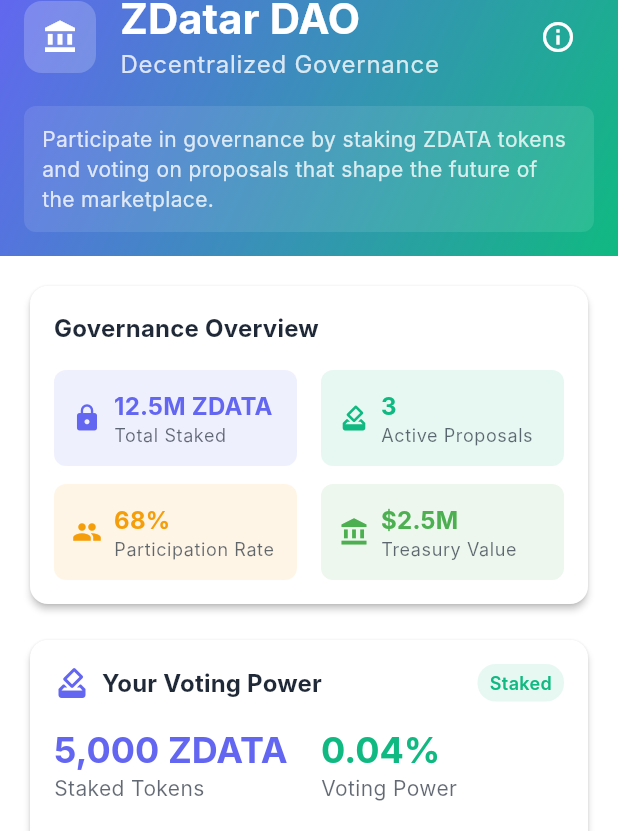
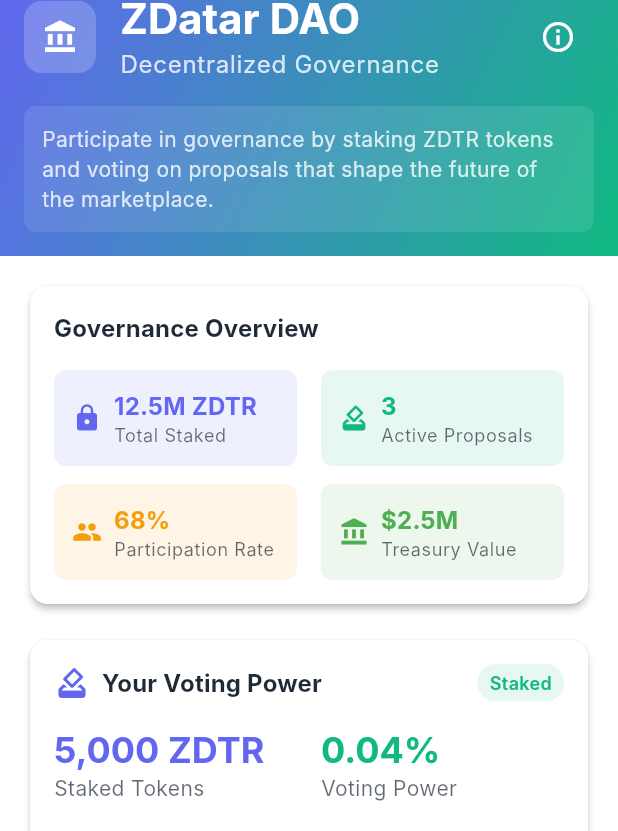
Before and after one commit to ZDatar/zdatar_marketplace, a Flutter app: the DaoPage screen opened by its route, on a phone screen of 412 x 824 dp. Shown: the part 107-938 px from the top of the screen. Run offline on Flutter 3.47's test engine with Material 3 defaults, Android fonts, the phone set to English and light mode, and no system bars; our stand-ins replace cached_network_image, file_picker, fl_chart, flutter_riverpod, go_router, hive and 1 more; accounts and stored records are empty; generated files the repository leaves out were written again; Roboto replaces fonts that are missing (Inter).

Commit message:
refactor: rename token symbol from ZDATA to ZDTR across codebase

```diff
--- a/lib/core/constants/app_constants.dart
+++ b/lib/core/constants/app_constants.dart
@@ -31,7 +31,7 @@ class AppConstants {
   static const List<String> supportedTokens = [
     'SOL',
     'USDC',
-    'ZDATA',
+    'ZDTR',
   ];
 
   // File Limits
--- a/lib/features/dao/presentation/pages/dao_page.dart
+++ b/lib/features/dao/presentation/pages/dao_page.dart
@@ -143,7 +143,7 @@ class _DaoPageState extends ConsumerState<DaoPage>
                 borderRadius: BorderRadius.circular(8),
               ),
               child: Text(
-                'Participate in governance by staking ZDATA tokens and voting on proposals that shape the future of the marketplace.',
+                'Participate in governance by staking ZDTR tokens and voting on proposals that shape the future of the marketplace.',
                 style: TextStyle(
                   color: Colors.white.withValues(alpha: 0.8),
                   fontSize: 14,
@@ -172,7 +172,8 @@ class _DaoPageState extends ConsumerState<DaoPage>
         ),
         indicatorSize: TabBarIndicatorSize.tab,
         labelColor: Colors.white,
-        unselectedLabelColor: theme.colorScheme.onSurface.withValues(alpha: 0.7),
+        unselectedLabelColor:
+            theme.colorScheme.onSurface.withValues(alpha: 0.7),
         tabs: const [
           Tab(text: 'Active'),
           Tab(text: 'Past'),
@@ -287,7 +288,7 @@ class _DaoPageState extends ConsumerState<DaoPage>
                   _buildHoldingItem(
                       theme, 'USDC', '1,500,000', '\$1.5M', Colors.blue),
                   _buildHoldingItem(
-                      theme, 'ZDATA', '2,000,000', '\$500K', Colors.green),
+                      theme, 'ZDTR', '2,000,000', '\$500K', Colors.green),
                 ],
               ),
             ),
@@ -392,7 +393,8 @@ class _DaoPageState extends ConsumerState<DaoPage>
           Icon(
             icon,
             size: 64,
-            color: theme.colorScheme.surfaceContainerHighest.withValues(alpha: 0.3),
+            color: theme.colorScheme.surfaceContainerHighest
+                .withValues(alpha: 0.3),
           ),
           const SizedBox(height: 16),
           Text(
@@ -607,7 +609,7 @@ class _DaoPageState extends ConsumerState<DaoPage>
         'id': '3',
         'title': 'Implement Staking Rewards',
         'description':
-            'Proposal to implement staking rewards for ZDATA token holders.',
+            'Proposal to implement staking rewards for ZDTR token holders.',
         'proposer': 'Community Member',
         'votesFor': 2100000,
         'votesAgainst': 300000,
@@ -636,7 +638,7 @@ class _DaoPageState extends ConsumerState<DaoPage>
       builder: (context) => AlertDialog(
         title: const Text('About ZDatar DAO'),
         content: const Text(
-          'The ZDatar DAO is a decentralized autonomous organization that governs the ZDatar marketplace. Token holders can stake ZDATA tokens to participate in governance and vote on proposals that shape the future of the platform.',
+          'The ZDatar DAO is a decentralized autonomous organization that governs the ZDatar marketplace. Token holders can stake ZDTR tokens to participate in governance and vote on proposals that shape the future of the platform.',
         ),
         actions: [
           TextButton(
--- a/lib/features/dao/presentation/widgets/governance_stats.dart
+++ b/lib/features/dao/presentation/widgets/governance_stats.dart
@@ -26,7 +26,7 @@ class GovernanceStats extends StatelessWidget {
                   child: _buildStatItem(
                     theme,
                     'Total Staked',
-                    '12.5M ZDATA',
+                    '12.5M ZDTR',
                     Icons.lock,
                     theme.colorScheme.primary,
                   ),
--- a/lib/features/dao/presentation/widgets/voting_power_card.dart
+++ b/lib/features/dao/presentation/widgets/voting_power_card.dart
@@ -53,7 +53,7 @@ class VotingPowerCard extends StatelessWidget {
                     crossAxisAlignment: CrossAxisAlignment.start,
                     children: [
                       Text(
-                        '5,000 ZDATA',
+                        '5,000 ZDTR',
                         style: theme.textTheme.headlineSmall?.copyWith(
                           fontWeight: FontWeight.bold,
                           color: theme.colorScheme.primary,
@@ -62,7 +62,8 @@ class VotingPowerCard extends StatelessWidget {
                       Text(
                         'Staked Tokens',
                         style: theme.textTheme.bodyMedium?.copyWith(
-                          color: theme.colorScheme.onSurface.withValues(alpha: 0.7),
+                          color: theme.colorScheme.onSurface
+                              .withValues(alpha: 0.7),
                         ),
                       ),
                     ],
@@ -83,7 +84,8 @@ class VotingPowerCard extends StatelessWidget {
                       Text(
                         'Voting Power',
                         style: theme.textTheme.bodyMedium?.copyWith(
-                          color: theme.colorScheme.onSurface.withValues(alpha: 0.7),
+                          color: theme.colorScheme.onSurface
+                              .withValues(alpha: 0.7),
                         ),
                       ),
                     ],
@@ -119,21 +121,21 @@ class VotingPowerCard extends StatelessWidget {
     showDialog(
       context: context,
       builder: (context) => AlertDialog(
-        title: const Text('Stake ZDATA Tokens'),
+        title: const Text('Stake ZDTR Tokens'),
         content: Column(
           mainAxisSize: MainAxisSize.min,
           children: [
             const TextField(
               decoration: InputDecoration(
                 labelText: 'Amount to Stake',
-                hintText: 'Enter ZDATA amount',
-                suffixText: 'ZDATA',
+                hintText: 'Enter ZDTR amount',
+                suffixText: 'ZDTR',
               ),
               keyboardType: TextInputType.number,
             ),
             const SizedBox(height: 16),
             Text(
-              'Available: 2,500 ZDATA',
+              'Available: 2,500 ZDTR',
               style: Theme.of(context).textTheme.bodySmall?.copyWith(
                     color: Theme.of(context)
                         .colorScheme
@@ -166,21 +168,21 @@ class VotingPowerCard extends StatelessWidget {
     showDialog(
       context: context,
       builder: (context) => AlertDialog(
-        title: const Text('Unstake ZDATA Tokens'),
+        title: const Text('Unstake ZDTR Tokens'),
         content: Column(
           mainAxisSize: MainAxisSize.min,
           children: [
             const TextField(
               decoration: InputDecoration(
                 labelText: 'Amount to Unstake',
-                hintText: 'Enter ZDATA amount',
-                suffixText: 'ZDATA',
+                hintText: 'Enter ZDTR amount',
+                suffixText: 'ZDTR',
               ),
               keyboardType: TextInputType.number,
             ),
             const SizedBox(height: 16),
             Text(
-              'Staked: 5,000 ZDATA',
+              'Staked: 5,000 ZDTR',
               style: Theme.of(context).textTheme.bodySmall?.copyWith(
                     color: Theme.of(context)
                         .colorScheme
@@ -192,7 +194,8 @@ class VotingPowerCard extends StatelessWidget {
             Container(
               padding: const EdgeInsets.all(8),
               decoration: BoxDecoration(
-                color: Theme.of(context).colorScheme.error.withValues(alpha: 0.1),
+                color:
+                    Theme.of(context).colorScheme.error.withValues(alpha: 0.1),
                 borderRadius: BorderRadius.circular(8),
               ),
               child: Text(
--- a/lib/features/marketplace/presentation/providers/marketplace_providers.dart
+++ b/lib/features/marketplace/presentation/providers/marketplace_providers.dart
@@ -3,6 +3,7 @@ import '../../../../models/dataset.dart';
 
 // View Mode Provider
 enum ViewMode { grid, list }
+
 final viewModeProvider = StateProvider<ViewMode>((ref) => ViewMode.grid);
 
 // Sort Options
@@ -141,7 +142,8 @@ class MarketplaceFiltersNotifier extends StateNotifier<MarketplaceFilters> {
   }
 }
 
-final marketplaceFiltersProvider = StateNotifierProvider<MarketplaceFiltersNotifier, MarketplaceFilters>(
+final marketplaceFiltersProvider =
+    StateNotifierProvider<MarketplaceFiltersNotifier, MarketplaceFilters>(
   (ref) => MarketplaceFiltersNotifier(),
 );
 
@@ -196,7 +198,8 @@ class MarketplaceNotifier extends StateNotifier<MarketplaceState> {
       final newDatasets = _generateMockDatasets(state.page);
 
       state = state.copyWith(
-        datasets: state.page == 1 ? newDatasets : [...state.datasets, ...newDatasets],
+        datasets:
+            state.page == 1 ? newDatasets : [...state.datasets, ...newDatasets],
         isLoading: false,
         hasMore: newDatasets.isNotEmpty,
         page: state.page + 1,
@@ -238,7 +241,7 @@ class MarketplaceNotifier extends StateNotifier<MarketplaceState> {
         category: DatasetCategory.values[index % DatasetCategory.values.length],
         tags: ['tag1', 'tag2', 'tag3'],
         price: 50.0 + (index * 25.0),
-        currency: ['SOL', 'USDC', 'ZDATA'][index % 3],
+        currency: ['SOL', 'USDC', 'ZDTR'][index % 3],
         fileSizeBytes: (1 + index) * 1024 * 1024,
         fileType: ['json', 'csv', 'parquet'][index % 3],
         dataStartDate: DateTime.now().subtract(Duration(days: 30 + index)),
@@ -258,6 +261,7 @@ class MarketplaceNotifier extends StateNotifier<MarketplaceState> {
   }
 }
 
-final marketplaceNotifierProvider = StateNotifierProvider<MarketplaceNotifier, MarketplaceState>(
+final marketplaceNotifierProvider =
+    StateNotifierProvider<MarketplaceNotifier, MarketplaceState>(
   (ref) => MarketplaceNotifier(),
 );
--- a/lib/features/seller/presentation/widgets/pricing_section.dart
+++ b/lib/features/seller/presentation/widgets/pricing_section.dart
@@ -96,7 +96,8 @@ class PricingSection extends StatelessWidget {
           child: DropdownButtonFormField<String>(
             value: selectedCurrency,
             decoration: const InputDecoration(
-              contentPadding: EdgeInsets.symmetric(horizontal: 12, vertical: 16),
+              contentPadding:
+                  EdgeInsets.symmetric(horizontal: 12, vertical: 16),
             ),
             items: AppConstants.supportedTokens.map((currency) {
               return DropdownMenuItem(
@@ -179,16 +180,22 @@ class PricingSection extends StatelessWidget {
             ),
             const SizedBox(height: 12),
             _buildBreakdownRow(theme, 'Dataset Price', price, selectedCurrency),
-            _buildBreakdownRow(theme, 'Platform Fee (2.5%)', platformFee, selectedCurrency, isDeduction: true),
+            _buildBreakdownRow(
+                theme, 'Platform Fee (2.5%)', platformFee, selectedCurrency,
+                isDeduction: true),
             const Divider(),
-            _buildBreakdownRow(theme, 'You Receive', youReceive, selectedCurrency, isTotal: true),
+            _buildBreakdownRow(
+                theme, 'You Receive', youReceive, selectedCurrency,
+                isTotal: true),
           ],
         ),
       ),
     );
   }
 
-  Widget _buildBreakdownRow(ThemeData theme, String label, double amount, String currency, {bool isDeduction = false, bool isTotal = false}) {
+  Widget _buildBreakdownRow(
+      ThemeData theme, String label, double amount, String currency,
+      {bool isDeduction = false, bool isTotal = false}) {
     return Padding(
       padding: const EdgeInsets.symmetric(vertical: 4),
       child: Row(
@@ -206,10 +213,10 @@ class PricingSection extends StatelessWidget {
             style: theme.textTheme.bodyMedium?.copyWith(
               fontWeight: isTotal ? FontWeight.bold : FontWeight.normal,
               color: isTotal
-                ? theme.colorScheme.primary
-                : isDeduction
-                  ? theme.colorScheme.error
-                  : null,
+                  ? theme.colorScheme.primary
+                  : isDeduction
+                      ? theme.colorScheme.error
+                      : null,
             ),
           ),
         ],
@@ -241,7 +248,8 @@ class PricingSection extends StatelessWidget {
               ],
             ),
             const SizedBox(height: 12),
-            _buildSuggestionItem(theme, 'Location Data (1-3 months)', '\$50 - \$200'),
+            _buildSuggestionItem(
+                theme, 'Location Data (1-3 months)', '\$50 - \$200'),
             _buildSuggestionItem(theme, 'Health/Fitness Data', '\$30 - \$150'),
             _buildSuggestionItem(theme, 'App Usage Analytics', '\$25 - \$100'),
             _buildSuggestionItem(theme, 'Sensor Data (IoT)', '\$40 - \$180'),
@@ -266,7 +274,8 @@ class PricingSection extends StatelessWidget {
     );
   }
 
-  Widget _buildSuggestionItem(ThemeData theme, String dataType, String priceRange) {
+  Widget _buildSuggestionItem(
+      ThemeData theme, String dataType, String priceRange) {
     return Padding(
       padding: const EdgeInsets.symmetric(vertical: 2),
       child: Row(
@@ -312,17 +321,22 @@ class PricingSection extends StatelessWidget {
               ],
             ),
             const SizedBox(height: 12),
-            _buildInsightItem(theme, 'Average Dataset Price', '\$87.50', Icons.attach_money),
-            _buildInsightItem(theme, 'Most Popular Currency', 'USDC (65%)', Icons.currency_exchange),
-            _buildInsightItem(theme, 'Datasets with Samples', '+40% sales', Icons.trending_up),
-            _buildInsightItem(theme, 'Avg. Time to First Sale', '3.2 days', Icons.schedule),
+            _buildInsightItem(
+                theme, 'Average Dataset Price', '\$87.50', Icons.attach_money),
+            _buildInsightItem(theme, 'Most Popular Currency', 'USDC (65%)',
+                Icons.currency_exchange),
+            _buildInsightItem(theme, 'Datasets with Samples', '+40% sales',
+                Icons.trending_up),
+            _buildInsightItem(
+                theme, 'Avg. Time to First Sale', '3.2 days', Icons.schedule),
           ],
         ),
       ),
     );
   }
 
-  Widget _buildInsightItem(ThemeData theme, String label, String value, IconData icon) {
+  Widget _buildInsightItem(
+      ThemeData theme, String label, String value, IconData icon) {
     return Padding(
       padding: const EdgeInsets.symmetric(vertical: 4),
       child: Row(
@@ -357,7 +371,7 @@ class PricingSection extends StatelessWidget {
         return const Icon(Icons.currency_bitcoin, size: 16);
       case 'USDC':
         return const Icon(Icons.attach_money, size: 16);
-      case 'ZDATA':
+      case 'ZDTR':
         return const Icon(Icons.data_usage, size: 16);
       default:
         return const Icon(Icons.monetization_on, size: 16);
--- a/lib/features/wallet/presentation/pages/wallet_page.dart
+++ b/lib/features/wallet/presentation/pages/wallet_page.dart
@@ -188,7 +188,7 @@ class _WalletPageState extends ConsumerState<WalletPage>
             children: [
               const Expanded(
                 child: WalletBalanceCard(
-                  title: 'ZDATA',
+                  title: 'ZDTR',
                   balance: '5,000',
                   usdValue: '\$500.00',
                   icon: Icons.data_usage,
@@ -285,7 +285,8 @@ class _WalletPageState extends ConsumerState<WalletPage>
         ),
         indicatorSize: TabBarIndicatorSize.tab,
         labelColor: Colors.white,
-        unselectedLabelColor: theme.colorScheme.onSurface.withValues(alpha: 0.7),
+        unselectedLabelColor:
+            theme.colorScheme.onSurface.withValues(alpha: 0.7),
         tabs: const [
           Tab(text: 'Transactions'),
           Tab(text: 'Earnings'),
@@ -446,7 +447,7 @@ class _WalletPageState extends ConsumerState<WalletPage>
                       Colors.purple),
                   _buildTokenItem(theme, 'USDC', '1,250.00', '\$1,250.00',
                       '0.0%', Colors.blue),
-                  _buildTokenItem(theme, 'ZDATA', '5,000', '\$500.00', '+15.8%',
+                  _buildTokenItem(theme, 'ZDTR', '5,000', '\$500.00', '+15.8%',
                       Colors.green),
                 ],
               ),
@@ -470,7 +471,7 @@ class _WalletPageState extends ConsumerState<WalletPage>
                   ),
                   const SizedBox(height: 12),
                   Text(
-                    'Stake your ZDATA tokens to earn rewards and participate in governance.',
+                    'Stake your ZDTR tokens to earn rewards and participate in governance.',
                     style: theme.textTheme.bodyMedium?.copyWith(
                       color: theme.colorScheme.onSurface.withValues(alpha: 0.7),
                     ),
@@ -490,7 +491,7 @@ class _WalletPageState extends ConsumerState<WalletPage>
                               ),
                             ),
                             Text(
-                              '5,000 ZDATA',
+                              '5,000 ZDTR',
                               style: theme.textTheme.titleMedium?.copyWith(
                                 fontWeight: FontWeight.bold,
                               ),
--- a/lib/features/wallet/presentation/widgets/wallet_actions.dart
+++ b/lib/features/wallet/presentation/widgets/wallet_actions.dart
@@ -108,7 +108,7 @@ class WalletActions extends StatelessWidget {
               items: const [
                 DropdownMenuItem(value: 'SOL', child: Text('SOL')),
                 DropdownMenuItem(value: 'USDC', child: Text('USDC')),
-                DropdownMenuItem(value: 'ZDATA', child: Text('ZDATA')),
+                DropdownMenuItem(value: 'ZDTR', child: Text('ZDTR')),
               ],
               onChanged: (value) {},
             ),
@@ -156,7 +156,10 @@ class WalletActions extends StatelessWidget {
             Container(
               padding: const EdgeInsets.all(12),
               decoration: BoxDecoration(
-                color: Theme.of(context).colorScheme.surfaceContainerHighest.withValues(alpha: 0.3),
+                color: Theme.of(context)
+                    .colorScheme
+                    .surfaceContainerHighest
+                    .withValues(alpha: 0.3),
                 borderRadius: BorderRadius.circular(8),
               ),
               child: Row(
@@ -209,7 +212,7 @@ class WalletActions extends StatelessWidget {
               items: const [
                 DropdownMenuItem(value: 'SOL', child: Text('SOL')),
                 DropdownMenuItem(value: 'USDC', child: Text('USDC')),
-                DropdownMenuItem(value: 'ZDATA', child: Text('ZDATA')),
+                DropdownMenuItem(value: 'ZDTR', child: Text('ZDTR')),
               ],
               onChanged: (value) {},
             ),
@@ -231,7 +234,7 @@ class WalletActions extends StatelessWidget {
               items: const [
                 DropdownMenuItem(value: 'SOL', child: Text('SOL')),
                 DropdownMenuItem(value: 'USDC', child: Text('USDC')),
-                DropdownMenuItem(value: 'ZDATA', child: Text('ZDATA')),
+                DropdownMenuItem(value: 'ZDTR', child: Text('ZDTR')),
               ],
               onChanged: (value) {},
             ),
```
Also changed, not shown: 1 other file.
